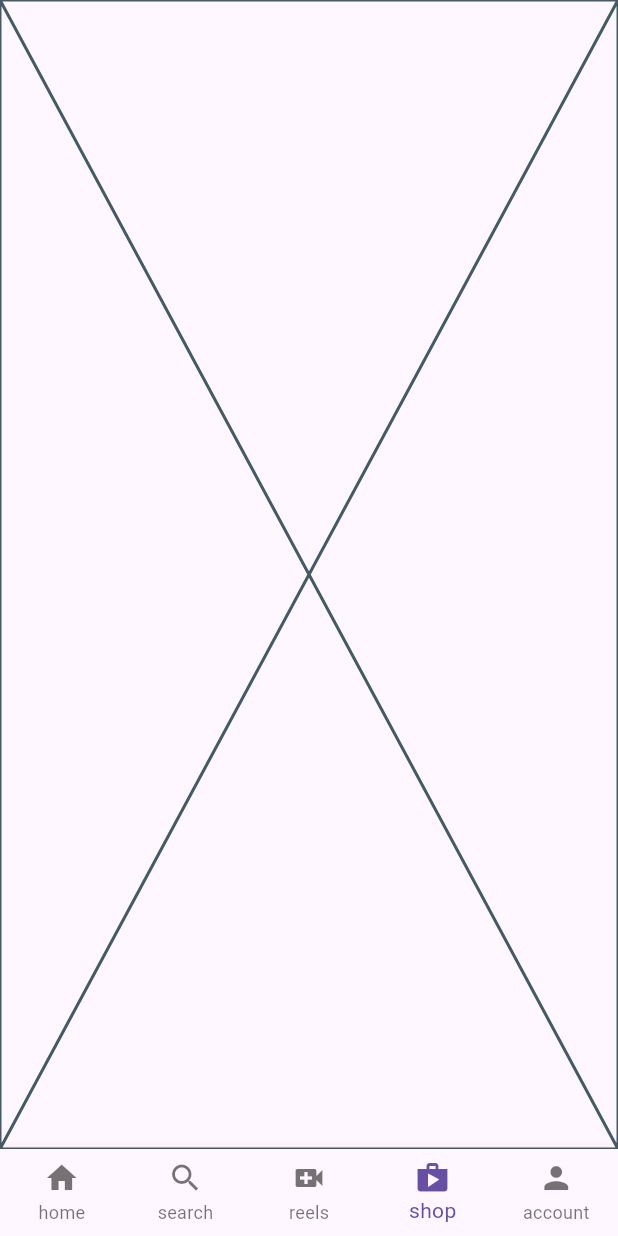
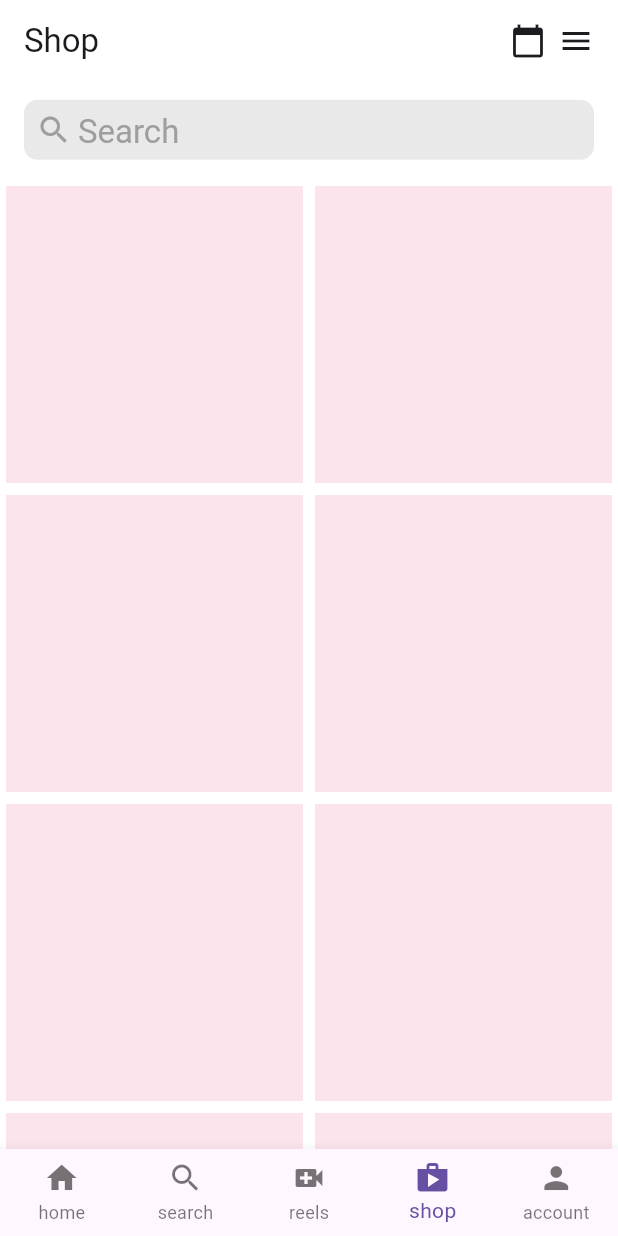
Before and after one commit to Abdul-Hadi-Jalil/instagram-ui-clone, a Flutter app: the screen it shows after launch, item 4 of the bottom bar chosen, on a phone screen of 412 x 824 dp. Run offline on Flutter 3.47's test engine with Material 3 defaults, Android fonts, the phone set to English and light mode, and no system bars.

Commit message:
completed the shop screen

```diff
--- a/lib/main.dart
+++ b/lib/main.dart
@@ -13,6 +13,9 @@ class MyApp extends StatelessWidget {
   Widget build(BuildContext context) {
     return MaterialApp(
       debugShowCheckedModeBanner: false,
+      theme: ThemeData(
+        appBarTheme: AppBarTheme(backgroundColor: Colors.white, elevation: 0),
+      ),
       title: 'Instagram UI Clone',
       home: const App(),
     );
--- a/lib/screens/search_screen.dart
+++ b/lib/screens/search_screen.dart
@@ -7,7 +7,10 @@ class SearchScreen extends StatelessWidget {
   @override
   Widget build(BuildContext context) {
     return Scaffold(
+      backgroundColor: Colors.white,
       appBar: AppBar(
+        backgroundColor: Colors.white,
+        elevation: 0,
         title: Container(
           margin: EdgeInsets.all(8),
           padding: EdgeInsets.all(8),
--- a/lib/screens/shop_screen.dart
+++ b/lib/screens/shop_screen.dart
@@ -1,10 +1,49 @@
 import 'package:flutter/material.dart';
+import 'package:instagram_ui_clone/widgets/shop_grid.dart';
 
 class ShopScreen extends StatelessWidget {
   const ShopScreen({super.key});
 
   @override
   Widget build(BuildContext context) {
-    return const Placeholder();
+    return Scaffold(
+      backgroundColor: Colors.white,
+      appBar: AppBar(
+        toolbarHeight: 120,
+        title: Column(
+          children: [
+            Row(
+              mainAxisAlignment: MainAxisAlignment.spaceBetween,
+              children: [
+                Text('Shop'),
+                Row(
+                  spacing: 8,
+                  children: [Icon(Icons.calendar_today), Icon(Icons.menu)],
+                ),
+              ],
+            ),
+
+            Container(
+              margin: EdgeInsets.only(top: 25),
+              padding: EdgeInsets.all(8),
+              height: 40,
+              decoration: BoxDecoration(
+                color: Colors.grey[300]?.withOpacity(0.7),
+                borderRadius: BorderRadius.circular(9),
+              ),
+
+              child: Row(
+                children: [
+                  Icon(Icons.search, color: Colors.grey[500]),
+                  SizedBox(width: 4),
+                  Text('Search', style: TextStyle(color: Colors.grey[500])),
+                ],
+              ),
+            ),
+          ],
+        ),
+      ),
+      body: ShopGrid(),
+    );
   }
 }
--- /dev/null
+++ b/lib/widgets/shop_grid.dart
@@ -0,0 +1,21 @@
+import 'package:flutter/material.dart';
+
+class ShopGrid extends StatelessWidget {
+  const ShopGrid({super.key});
+
+  @override
+  Widget build(BuildContext context) {
+    return GridView.builder(
+      itemCount: 30,
+      gridDelegate: SliverGridDelegateWithFixedCrossAxisCount(
+        crossAxisCount: 2,
+      ),
+      itemBuilder: (context, index) {
+        return Padding(
+          padding: EdgeInsetsGeometry.all(4),
+          child: Container(height: 30, width: 30, color: Colors.pink.shade50),
+        );
+      },
+    );
+  }
+}
```
